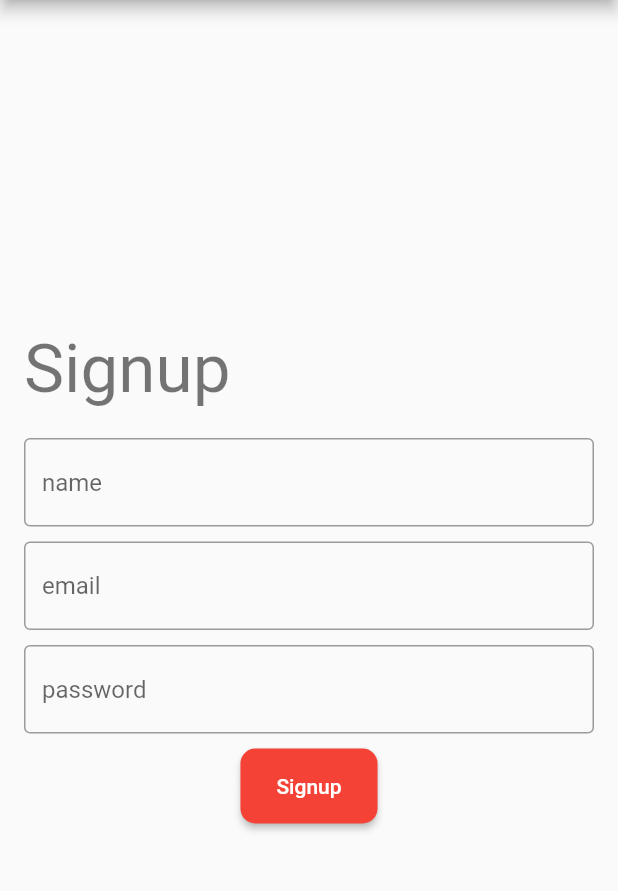
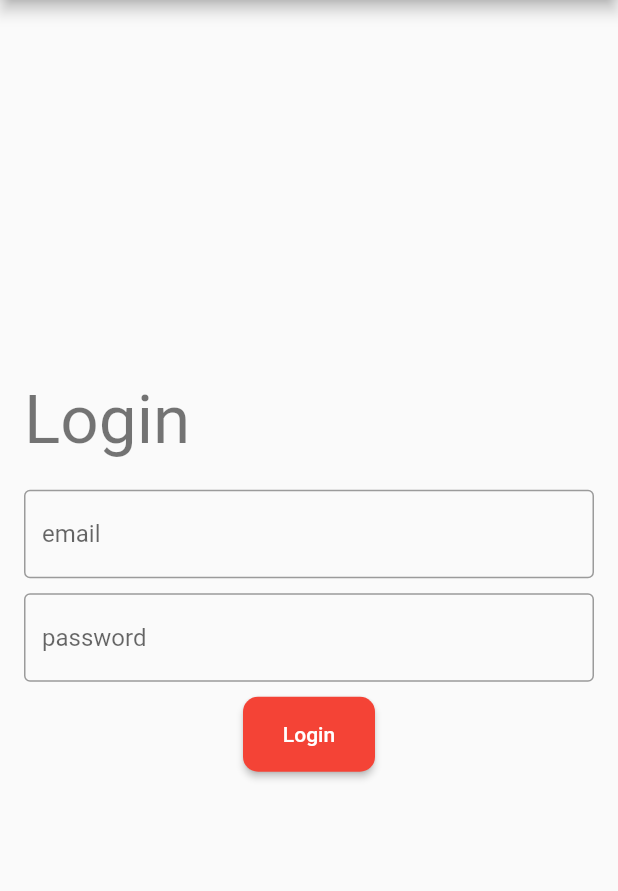
Before and after one commit to lohanidamodar/flutter_appwrite, a Flutter app: the screen it shows after launch, on a phone screen of 412 x 824 dp, the part 84-975 px from its top. Run offline on Flutter 3.47's test engine with Material 2 defaults, Android fonts, the phone set to English and light mode, and no system bars; our stand-ins replace appwrite; network calls fail.

Commit message:
login and signup functionality setup

```diff
--- /dev/null
+++ b/lib/core/presentation/notifiers/providers.dart
@@ -0,0 +1,10 @@
+import 'package:flutter_appwrite/features/auth/presentation/notifiers/auth_state.dart';
+import 'package:provider/provider.dart';
+import 'package:provider/single_child_widget.dart';
+
+List<SingleChildWidget> providers = [
+  ChangeNotifierProvider(
+    create: (context) => AuthState(),
+    lazy: false,
+  )
+];
--- /dev/null
+++ b/lib/core/res/app_constants.dart
@@ -0,0 +1,4 @@
+class AppConstants {
+  static const String endpoint = "http://10.0.2.2:4003/v1";
+  static const String projectId = "5ecf0eb027905";
+}
--- a/lib/features/auth/presentation/notifiers/auth_state.dart
+++ b/lib/features/auth/presentation/notifiers/auth_state.dart
@@ -0,0 +1,49 @@
+import 'package:appwrite/appwrite.dart';
+import 'package:flutter/widgets.dart';
+import 'package:flutter_appwrite/core/res/app_constants.dart';
+
+class AuthState extends ChangeNotifier {
+  Client client = Client();
+  Account account;
+
+  AuthState() {
+    _init();
+  }
+
+  _init() {
+    account = Account(client);
+    client
+        .setEndpoint(AppConstants.endpoint)
+        .setProject(AppConstants.projectId);
+    _checkIsLoggedIn();
+  }
+
+  _checkIsLoggedIn() async {
+    try {
+      var res = await account.get();
+      print(res);
+    } catch (e) {
+      print(e.message);
+    }
+  }
+
+  createAccount(String name, String email, String password) async {
+    try {
+      var result =
+          await account.create(name: name, email: email, password: password);
+      print(result);
+    } catch (error) {
+      print(error.message);
+    }
+  }
+
+  login(String email, String password) async {
+    try {
+      var result =
+          await account.createSession(email: email, password: password);
+      print(result);
+    } catch (error) {
+      print(error.message);
+    }
+  }
+}
--- a/lib/features/auth/presentation/pages/login.dart
+++ b/lib/features/auth/presentation/pages/login.dart
@@ -1,4 +1,6 @@
 import 'package:flutter/material.dart';
+import 'package:flutter_appwrite/features/auth/presentation/notifiers/auth_state.dart';
+import 'package:provider/provider.dart';
 
 class LoginPage extends StatefulWidget {
   @override
@@ -6,6 +8,8 @@ class LoginPage extends StatefulWidget {
 }
 
 class _LoginPageState extends State<LoginPage> {
+  TextEditingController _email = TextEditingController();
+  TextEditingController _password = TextEditingController();
   @override
   Widget build(BuildContext context) {
     return Scaffold(
@@ -17,15 +21,18 @@ class _LoginPageState extends State<LoginPage> {
           shrinkWrap: true,
           padding: const EdgeInsets.all(16.0),
           children: <Widget>[
-            Text("Login",style: Theme.of(context).textTheme.headline3,),
+            Text(
+              "Login",
+              style: Theme.of(context).textTheme.headline3,
+            ),
             const SizedBox(height: 20.0),
             TextField(
-              decoration: InputDecoration(
-                hintText: "email"
-              ),
+              controller: _email,
+              decoration: InputDecoration(hintText: "email"),
             ),
             const SizedBox(height: 10.0),
             TextField(
+              controller: _password,
               obscureText: true,
               decoration: InputDecoration(
                 hintText: "password",
@@ -35,8 +42,10 @@ class _LoginPageState extends State<LoginPage> {
             Center(
               child: RaisedButton(
                 child: Text("Login"),
-                onPressed: (){
-
+                onPressed: () {
+                  AuthState state =
+                      Provider.of<AuthState>(context, listen: false);
+                  state.login(_email.text, _password.text);
                 },
               ),
             )
--- a/lib/features/auth/presentation/pages/signup.dart
+++ b/lib/features/auth/presentation/pages/signup.dart
@@ -1,4 +1,6 @@
 import 'package:flutter/material.dart';
+import 'package:flutter_appwrite/features/auth/presentation/notifiers/auth_state.dart';
+import 'package:provider/provider.dart';
 
 class SignupPage extends StatefulWidget {
   @override
@@ -6,6 +8,9 @@ class SignupPage extends StatefulWidget {
 }
 
 class _SignupPageState extends State<SignupPage> {
+  TextEditingController _name = TextEditingController();
+  TextEditingController _email = TextEditingController();
+  TextEditingController _password = TextEditingController();
   @override
   Widget build(BuildContext context) {
     return Scaffold(
@@ -17,21 +22,23 @@ class _SignupPageState extends State<SignupPage> {
           shrinkWrap: true,
           padding: const EdgeInsets.all(16.0),
           children: <Widget>[
-            Text("Signup",style: Theme.of(context).textTheme.headline3,),
+            Text(
+              "Signup",
+              style: Theme.of(context).textTheme.headline3,
+            ),
             const SizedBox(height: 20.0),
             TextField(
-              decoration: InputDecoration(
-                hintText: "name"
-              ),
+              controller: _name,
+              decoration: InputDecoration(hintText: "name"),
             ),
             const SizedBox(height: 10.0),
             TextField(
-              decoration: InputDecoration(
-                hintText: "email"
-              ),
+              controller: _email,
+              decoration: InputDecoration(hintText: "email"),
             ),
             const SizedBox(height: 10.0),
             TextField(
+              controller: _password,
               obscureText: true,
               decoration: InputDecoration(
                 hintText: "password",
@@ -41,8 +48,10 @@ class _SignupPageState extends State<SignupPage> {
             Center(
               child: RaisedButton(
                 child: Text("Signup"),
-                onPressed: (){
-
+                onPressed: () {
+                  AuthState state =
+                      Provider.of<AuthState>(context, listen: false);
+                  state.createAccount(_name.text, _email.text, _password.text);
                 },
               ),
             )
--- a/lib/main.dart
+++ b/lib/main.dart
@@ -1,7 +1,9 @@
 import 'package:flutter/material.dart';
+import 'package:flutter_appwrite/core/presentation/notifiers/providers.dart';
 import 'package:flutter_appwrite/features/auth/presentation/pages/login.dart';
 import 'package:flutter_appwrite/features/auth/presentation/pages/signup.dart';
 import 'package:flutter_appwrite/features/general/presentation/pages/home.dart';
+import 'package:provider/provider.dart';
 
 void main() {
   runApp(MyApp());
@@ -10,7 +12,9 @@ void main() {
 class MyApp extends StatelessWidget {
   @override
   Widget build(BuildContext context) {
-    return MaterialApp(
+    return MultiProvider(
+      providers: providers,
+      child: MaterialApp(
         title: 'Flutter Demo',
         theme: ThemeData(
             primarySwatch: Colors.red,
@@ -25,7 +29,8 @@ class MyApp extends StatelessWidget {
                 borderRadius: BorderRadius.circular(10.0),
               ),
             )),
-      home: SignupPage(),
+        home: LoginPage(),
+      ),
     );
   }
 }
```
Lines whose indentation alone changed are shown as unchanged.
